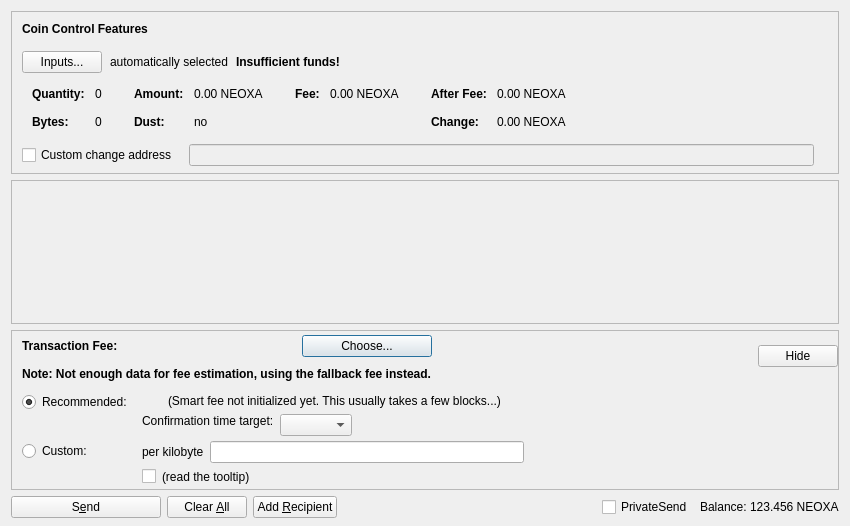
Above: src/qt/forms/sendcoinsdialog.ui from 1NF1N18Y/Points-Smartnodes before the change. Below: the same form after it.
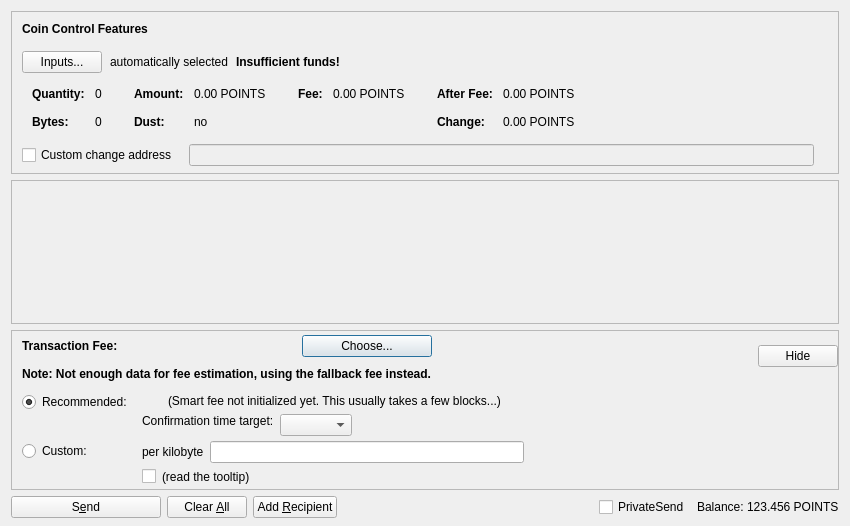
That is the form after the change. Custom widgets are drawn as their Qt base class.

```diff
--- a/src/qt/forms/sendcoinsdialog.ui
+++ b/src/qt/forms/sendcoinsdialog.ui
@@ -324,7 +324,7 @@
                   <enum>Qt::ActionsContextMenu</enum>
                  </property>
                  <property name="text">
-                  <string notr="true">0.00 NEOXA</string>
+                  <string notr="true">0.00 POINTS</string>
                  </property>
                  <property name="textInteractionFlags">
                   <set>Qt::LinksAccessibleByMouse|Qt::TextSelectableByKeyboard|Qt::TextSelectableByMouse</set>
@@ -404,7 +404,7 @@
                   <enum>Qt::ActionsContextMenu</enum>
                  </property>
                  <property name="text">
-                  <string notr="true">0.00 NEOXA</string>
+                  <string notr="true">0.00 POINTS</string>
                  </property>
                  <property name="textInteractionFlags">
                   <set>Qt::LinksAccessibleByMouse|Qt::TextSelectableByKeyboard|Qt::TextSelectableByMouse</set>
@@ -455,7 +455,7 @@
                   <enum>Qt::ActionsContextMenu</enum>
                  </property>
                  <property name="text">
-                  <string notr="true">0.00 NEOXA</string>
+                  <string notr="true">0.00 POINTS</string>
                  </property>
                  <property name="textInteractionFlags">
                   <set>Qt::LinksAccessibleByMouse|Qt::TextSelectableByKeyboard|Qt::TextSelectableByMouse</set>
@@ -484,7 +484,7 @@
                   <enum>Qt::ActionsContextMenu</enum>
                  </property>
                  <property name="text">
-                  <string notr="true">0.00 NEOXA</string>
+                  <string notr="true">0.00 POINTS</string>
                  </property>
                  <property name="textInteractionFlags">
                   <set>Qt::LinksAccessibleByMouse|Qt::TextSelectableByKeyboard|Qt::TextSelectableByMouse</set>
@@ -1245,7 +1245,7 @@
           <cursorShape>IBeamCursor</cursorShape>
          </property>
          <property name="text">
-          <string notr="true">123.456 NEOXA</string>
+          <string notr="true">123.456 POINTS</string>
          </property>
          <property name="textInteractionFlags">
           <set>Qt::LinksAccessibleByMouse|Qt::TextSelectableByKeyboard|Qt::TextSelectableByMouse</set>
```
Left out of the diff: 6 changed lines with no effect on the pictures.
